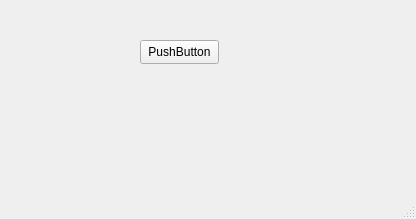
The window that demo.ui (arcreane/python-project-control-air) describes before a commit, drawn with Qt 5.
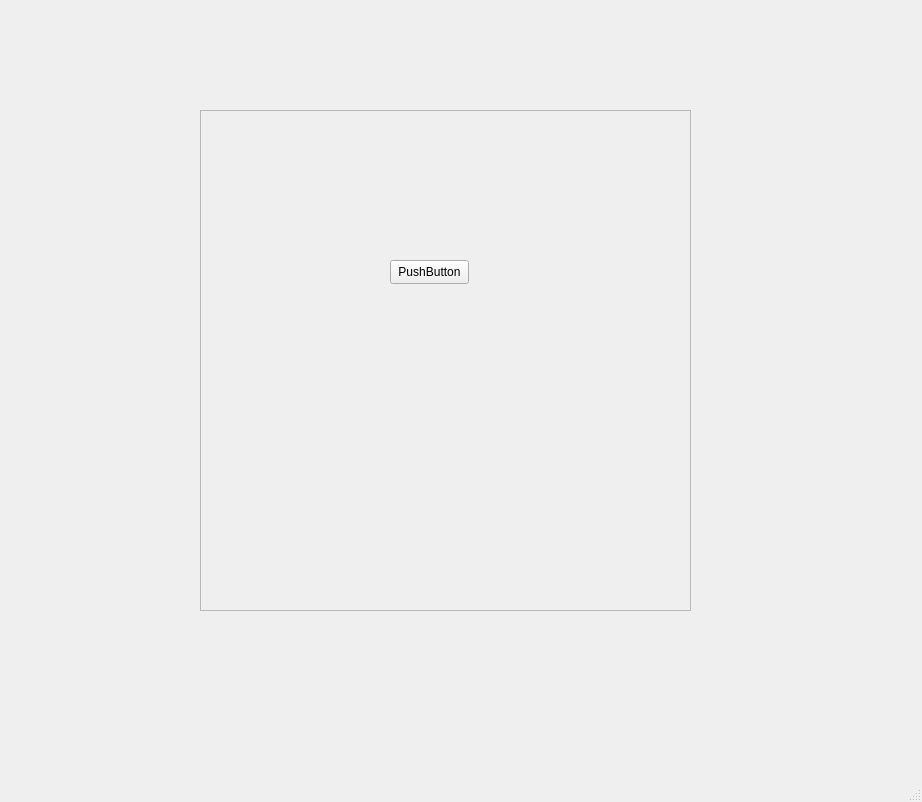
The same window after the commit.

What changed in the file:
```diff
--- a/demo.ui
+++ b/demo.ui
@@ -6,19 +6,34 @@
    <rect>
     <x>0</x>
     <y>0</y>
-    <width>416</width>
-    <height>219</height>
+    <width>922</width>
+    <height>802</height>
    </rect>
   </property>
   <property name="windowTitle">
    <string>MainWindow</string>
   </property>
   <widget class="QWidget" name="centralwidget">
+   <widget class="QFrame" name="frame">
+    <property name="geometry">
+     <rect>
+      <x>200</x>
+      <y>110</y>
+      <width>491</width>
+      <height>501</height>
+     </rect>
+    </property>
+    <property name="frameShape">
+     <enum>QFrame::Shape::StyledPanel</enum>
+    </property>
+    <property name="frameShadow">
+     <enum>QFrame::Shadow::Raised</enum>
+    </property>
    <widget class="QPushButton" name="pushButton">
     <property name="geometry">
      <rect>
-      <x>140</x>
-      <y>40</y>
+       <x>190</x>
+       <y>150</y>
       <width>79</width>
       <height>24</height>
      </rect>
@@ -28,12 +43,13 @@
     </property>
    </widget>
   </widget>
+  </widget>
   <widget class="QMenuBar" name="menubar">
    <property name="geometry">
     <rect>
      <x>0</x>
      <y>0</y>
-     <width>416</width>
+     <width>922</width>
      <height>33</height>
     </rect>
    </property>
```
Left out of the diff: 11 changed lines with no effect on the pictures. Lines whose indentation alone changed are shown as unchanged.
